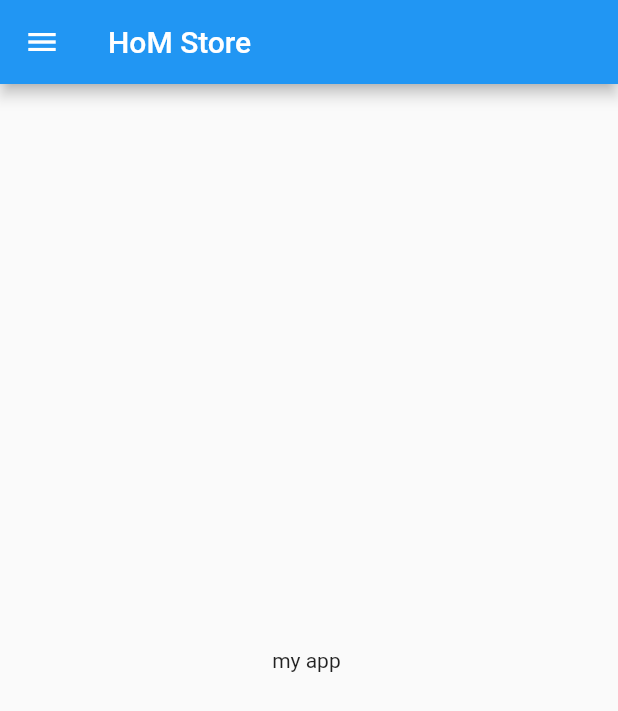
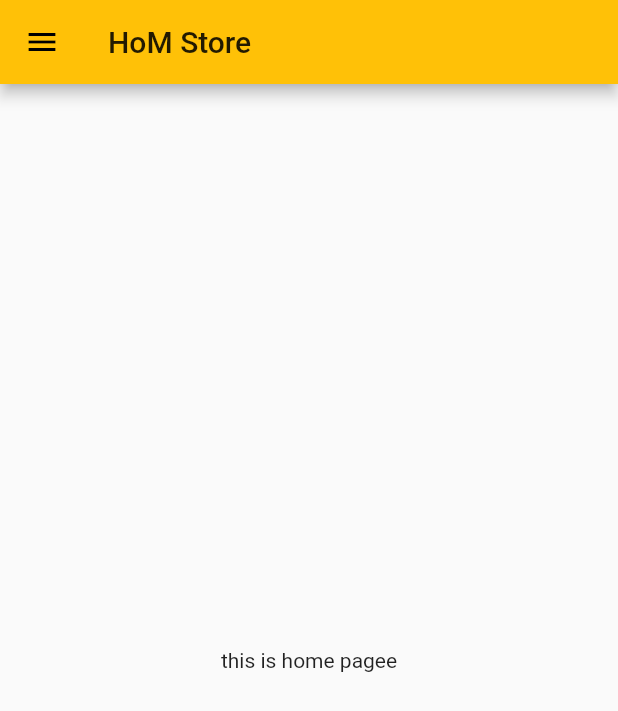
Before and after one commit to samra2494/Flutter_CatalogApp, a Flutter app: the screen it shows after launch, on a phone screen of 412 x 824 dp. Shown: the top 711 px of the screen. Run offline on Flutter 3.47's test engine with Material 2 defaults, Android fonts, the phone set to English and light mode, and no system bars.

```diff
--- a/lib/home_page.dart
+++ b/lib/Screens/home_page.dart
@@ -11,7 +11,7 @@ class HomePage extends StatelessWidget {
       ),
       body: Center(
         child: Container(
-          child: Text("my app "),
+          child: Text("this is home pagee"),
         ),
       ),
       drawer: Drawer(),
--- a/lib/main.dart
+++ b/lib/main.dart
@@ -1,5 +1,5 @@
 import 'package:flutter/material.dart';
-import 'package:flutter_application_5/home_page.dart';
+import 'package:flutter_application_5/Screens/home_page.dart';
 
 void main(List<String> args) {
   runApp(MyApp());
@@ -11,7 +11,15 @@ class MyApp extends StatelessWidget {
   @override
   Widget build(BuildContext context) {
     return MaterialApp(
-      home: HomePage(),
+      //home: HomePage(),
+      themeMode: ThemeMode.light,
+      theme: ThemeData(
+        primarySwatch: Colors.amber,
+        brightness: Brightness.light,
+      ),
+      routes: {
+        "/": (context) => HomePage(),
+      },
     );
   }
 }
```
Also changed, not shown: lib/Screens/login_page.dart (added, +14 -0 lines).
